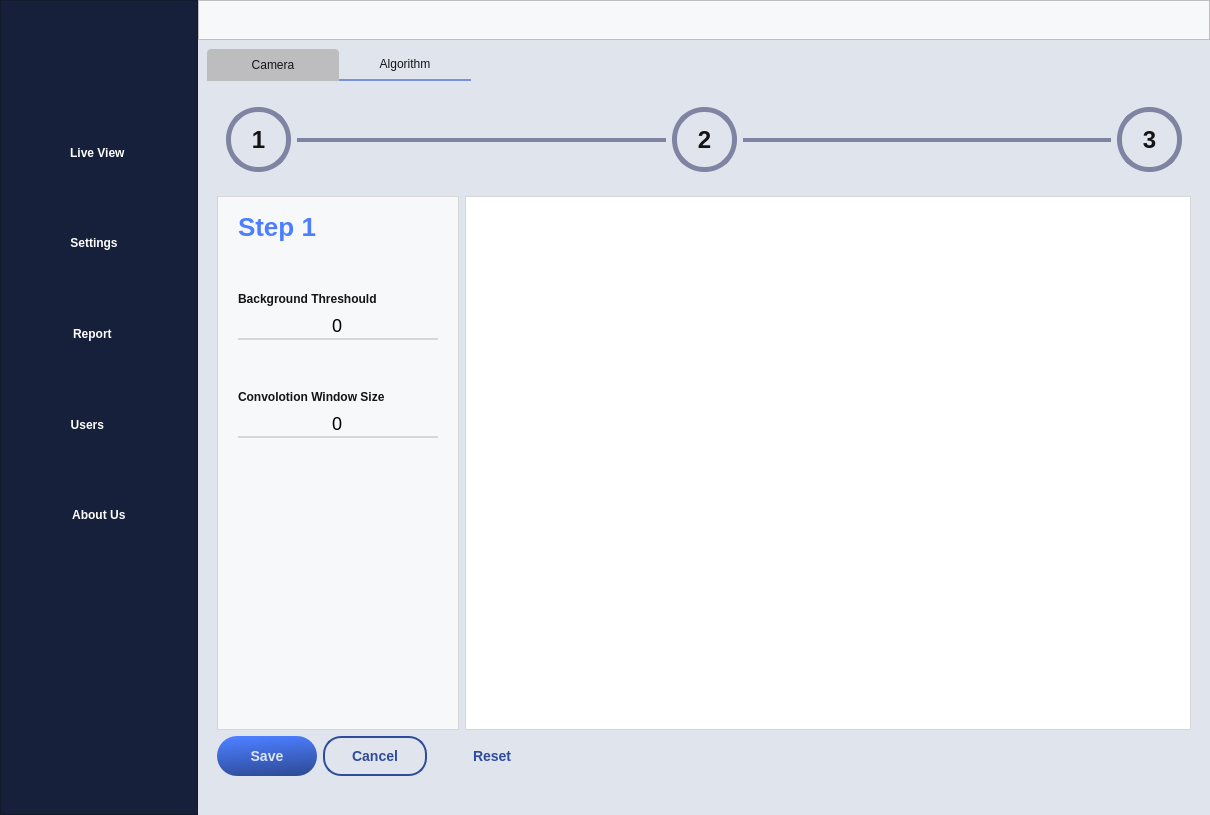
The window that UIFiles/main_UI.ui (DORSA-co/MSC_Conveyor) describes before a commit, drawn with Qt 5.
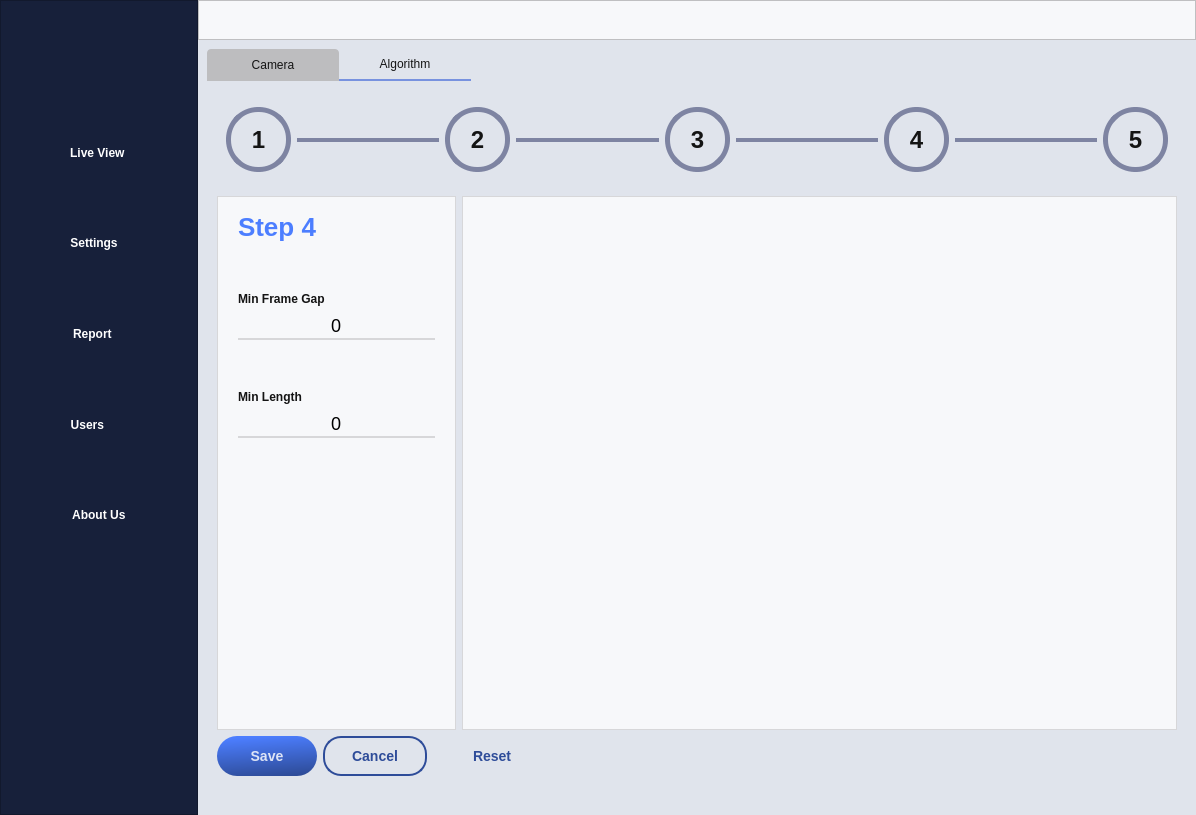
The same window after the commit. The open tabs and pages were chosen to show the change. Icons and pictures are not drawn. Custom widgets are drawn as their Qt base class.

Commit message: add step 4 and step 5 in algorithm settings page

The edit to the form file:
```diff
--- a/UIFiles/main_UI.ui
+++ b/UIFiles/main_UI.ui
@@ -6,7 +6,7 @@
    <rect>
     <x>0</x>
     <y>0</y>
-    <width>1210</width>
+    <width>1196</width>
     <height>815</height>
    </rect>
   </property>
@@ -147,6 +147,7 @@
 
 QGraphicsView{
 	border: None;
+	background-color: #F7F8FA
 }
 
 /************************************************************/
@@ -454,12 +455,13 @@
 	border: None;
 }
 
-#step1_settings_frame .QLabel, #step2_settings_frame .QLabel, #step3_settings_frame .QLabel
+#step1_settings_frame .QLabel, #step2_settings_frame .QLabel, #step3_settings_frame .QLabel, #step4_settings_frame .QLabel,
+#step5_settings_frame .QLabel
 {
 	font-weight: bold;
 }
 
-#step1_label, #step2_label, #step3_label{
+#step1_label, #step2_label, #step3_label, #step4_label, #step5_label{
 	font-size: 26px;
 	color: #4C7EFF;
 }
@@ -2473,6 +2475,60 @@
                    </property>
                   </widget>
                  </item>
+                 <item>
+                  <widget class="QFrame" name="step34_line">
+                   <property name="frameShape">
+                    <enum>QFrame::StyledPanel</enum>
+                   </property>
+                   <property name="frameShadow">
+                    <enum>QFrame::Raised</enum>
+                   </property>
+                  </widget>
+                 </item>
+                 <item>
+                  <widget class="QPushButton" name="step4_btn">
+                   <property name="font">
+                    <font>
+                     <pointsize>-1</pointsize>
+                     <weight>75</weight>
+                     <bold>true</bold>
+                    </font>
+                   </property>
+                   <property name="cursor">
+                    <cursorShape>PointingHandCursor</cursorShape>
+                   </property>
+                   <property name="text">
+                    <string>4</string>
+                   </property>
+                  </widget>
+                 </item>
+                 <item>
+                  <widget class="QFrame" name="step45_line">
+                   <property name="frameShape">
+                    <enum>QFrame::StyledPanel</enum>
+                   </property>
+                   <property name="frameShadow">
+                    <enum>QFrame::Raised</enum>
+                   </property>
+                  </widget>
+                 </item>
+                 <item>
+                  <widget class="QPushButton" name="step5_btn">
+                   <property name="font">
+                    <font>
+                     <pointsize>-1</pointsize>
+                     <weight>75</weight>
+                     <bold>true</bold>
+                    </font>
+                   </property>
+                   <property name="cursor">
+                    <cursorShape>PointingHandCursor</cursorShape>
+                   </property>
+                   <property name="text">
+                    <string>5</string>
+                   </property>
+                  </widget>
+                 </item>
                 </layout>
                </widget>
               </item>
@@ -2925,6 +2981,288 @@
                   </item>
                  </layout>
                 </widget>
+                <widget class="QWidget" name="step4">
+                 <layout class="QHBoxLayout" name="horizontalLayout_25" stretch="25,75">
+                  <property name="leftMargin">
+                   <number>0</number>
+                  </property>
+                  <property name="topMargin">
+                   <number>0</number>
+                  </property>
+                  <property name="rightMargin">
+                   <number>0</number>
+                  </property>
+                  <property name="bottomMargin">
+                   <number>0</number>
+                  </property>
+                  <item>
+                   <widget class="QFrame" name="step4_settings_frame">
+                    <property name="frameShape">
+                     <enum>QFrame::StyledPanel</enum>
+                    </property>
+                    <property name="frameShadow">
+                     <enum>QFrame::Raised</enum>
+                    </property>
+                    <layout class="QVBoxLayout" name="verticalLayout_58">
+                     <property name="spacing">
+                      <number>50</number>
+                     </property>
+                     <property name="leftMargin">
+                      <number>20</number>
+                     </property>
+                     <property name="topMargin">
+                      <number>15</number>
+                     </property>
+                     <property name="rightMargin">
+                      <number>20</number>
+                     </property>
+                     <item>
+                      <widget class="QLabel" name="step4_label">
+                       <property name="sizePolicy">
+                        <sizepolicy hsizetype="Fixed" vsizetype="Fixed">
+                         <horstretch>0</horstretch>
+                         <verstretch>0</verstretch>
+                        </sizepolicy>
+                       </property>
+                       <property name="styleSheet">
+                        <string notr="true">border-bottom: 2px solid #D7D7D9;</string>
+                       </property>
+                       <property name="text">
+                        <string>Step 4</string>
+                       </property>
+                      </widget>
+                     </item>
+                     <item>
+                      <layout class="QVBoxLayout" name="verticalLayout_61">
+                       <property name="spacing">
+                        <number>7</number>
+                       </property>
+                       <item>
+                        <widget class="QLabel" name="min_frame_gap_label">
+                         <property name="text">
+                          <string>Min Frame Gap</string>
+                         </property>
+                        </widget>
+                       </item>
+                       <item>
+                        <widget class="QSpinBox" name="defect_tracker_min_frame_gap">
+                         <property name="styleSheet">
+                          <string notr="true"/>
+                         </property>
+                         <property name="alignment">
+                          <set>Qt::AlignCenter</set>
+                         </property>
+                        </widget>
+                       </item>
+                      </layout>
+                     </item>
+                     <item>
+                      <layout class="QVBoxLayout" name="verticalLayout_64">
+                       <property name="spacing">
+                        <number>7</number>
+                       </property>
+                       <item>
+                        <widget class="QLabel" name="defect_tracker_min_length_label">
+                         <property name="text">
+                          <string>Min Length</string>
+                         </property>
+                        </widget>
+                       </item>
+                       <item>
+                        <widget class="QSpinBox" name="defect_tracker_min_length">
+                         <property name="styleSheet">
+                          <string notr="true"/>
+                         </property>
+                         <property name="alignment">
+                          <set>Qt::AlignCenter</set>
+                         </property>
+                        </widget>
+                       </item>
+                      </layout>
+                     </item>
+                     <item>
+                      <spacer name="verticalSpacer_9">
+                       <property name="orientation">
+                        <enum>Qt::Vertical</enum>
+                       </property>
+                       <property name="sizeHint" stdset="0">
+                        <size>
+                         <width>20</width>
+                         <height>296</height>
+                        </size>
+                       </property>
+                      </spacer>
+                     </item>
+                    </layout>
+                   </widget>
+                  </item>
+                  <item>
+                   <widget class="QFrame" name="step4_image_frame">
+                    <property name="minimumSize">
+                     <size>
+                      <width>200</width>
+                      <height>0</height>
+                     </size>
+                    </property>
+                    <property name="frameShape">
+                     <enum>QFrame::StyledPanel</enum>
+                    </property>
+                    <property name="frameShadow">
+                     <enum>QFrame::Raised</enum>
+                    </property>
+                    <layout class="QVBoxLayout" name="verticalLayout_65">
+                     <property name="leftMargin">
+                      <number>0</number>
+                     </property>
+                     <property name="topMargin">
+                      <number>0</number>
+                     </property>
+                     <property name="rightMargin">
+                      <number>0</number>
+                     </property>
+                     <property name="bottomMargin">
+                      <number>0</number>
+                     </property>
+                     <item>
+                      <widget class="PhotoViewer" name="algorithm_image4"/>
+                     </item>
+                    </layout>
+                   </widget>
+                  </item>
+                 </layout>
+                </widget>
+                <widget class="QWidget" name="step5">
+                 <layout class="QHBoxLayout" name="horizontalLayout_40" stretch="25,75">
+                  <property name="leftMargin">
+                   <number>0</number>
+                  </property>
+                  <property name="topMargin">
+                   <number>0</number>
+                  </property>
+                  <property name="rightMargin">
+                   <number>0</number>
+                  </property>
+                  <property name="bottomMargin">
+                   <number>0</number>
+                  </property>
+                  <item>
+                   <widget class="QFrame" name="step5_settings_frame">
+                    <property name="frameShape">
+                     <enum>QFrame::StyledPanel</enum>
+                    </property>
+                    <property name="frameShadow">
+                     <enum>QFrame::Raised</enum>
+                    </property>
+                    <layout class="QVBoxLayout" name="verticalLayout_62">
+                     <property name="spacing">
+                      <number>50</number>
+                     </property>
+                     <property name="leftMargin">
+                      <number>20</number>
+                     </property>
+                     <property name="topMargin">
+                      <number>15</number>
+                     </property>
+                     <property name="rightMargin">
+                      <number>20</number>
+                     </property>
+                     <item>
+                      <widget class="QLabel" name="step5_label">
+                       <property name="sizePolicy">
+                        <sizepolicy hsizetype="Fixed" vsizetype="Fixed">
+                         <horstretch>0</horstretch>
+                         <verstretch>0</verstretch>
+                        </sizepolicy>
+                       </property>
+                       <property name="styleSheet">
+                        <string notr="true">border-bottom: 2px solid #D7D7D9;</string>
+                       </property>
+                       <property name="text">
+                        <string>Step 5</string>
+                       </property>
+                      </widget>
+                     </item>
+                     <item>
+                      <layout class="QVBoxLayout" name="verticalLayout_63">
+                       <property name="spacing">
+                        <number>7</number>
+                       </property>
+                       <item>
+                        <widget class="QLabel" name="image_width_label">
+                         <property name="text">
+                          <string>Image Width</string>
+                         </property>
+                        </widget>
+                       </item>
+                       <item>
+                        <widget class="QSpinBox" name="image_creator_image_width">
+                         <property name="styleSheet">
+                          <string notr="true"/>
+                         </property>
+                         <property name="alignment">
+                          <set>Qt::AlignCenter</set>
+                         </property>
+                         <property name="minimum">
+                          <number>500</number>
+                         </property>
+                         <property name="maximum">
+                          <number>5000</number>
+                         </property>
+                        </widget>
+                       </item>
+                      </layout>
+                     </item>
+                     <item>
+                      <spacer name="verticalSpacer_11">
+                       <property name="orientation">
+                        <enum>Qt::Vertical</enum>
+                       </property>
+                       <property name="sizeHint" stdset="0">
+                        <size>
+                         <width>20</width>
+                         <height>296</height>
+                        </size>
+                       </property>
+                      </spacer>
+                     </item>
+                    </layout>
+                   </widget>
+                  </item>
+                  <item>
+                   <widget class="QFrame" name="step5_image_frame">
+                    <property name="minimumSize">
+                     <size>
+                      <width>50</width>
+                      <height>0</height>
+                     </size>
+                    </property>
+                    <property name="frameShape">
+                     <enum>QFrame::StyledPanel</enum>
+                    </property>
+                    <property name="frameShadow">
+                     <enum>QFrame::Raised</enum>
+                    </property>
+                    <layout class="QVBoxLayout" name="verticalLayout_66">
+                     <property name="leftMargin">
+                      <number>0</number>
+                     </property>
+                     <property name="topMargin">
+                      <number>0</number>
+                     </property>
+                     <property name="rightMargin">
+                      <number>0</number>
+                     </property>
+                     <property name="bottomMargin">
+                      <number>0</number>
+                     </property>
+                     <item>
+                      <widget class="PhotoViewer" name="algorithm_image5"/>
+                     </item>
+                    </layout>
+                   </widget>
+                  </item>
+                 </layout>
+                </widget>
                </widget>
               </item>
               <item>
```
Left out of the diff: 37 changed lines with no effect on the pictures. The commit also changes 258 other files.
